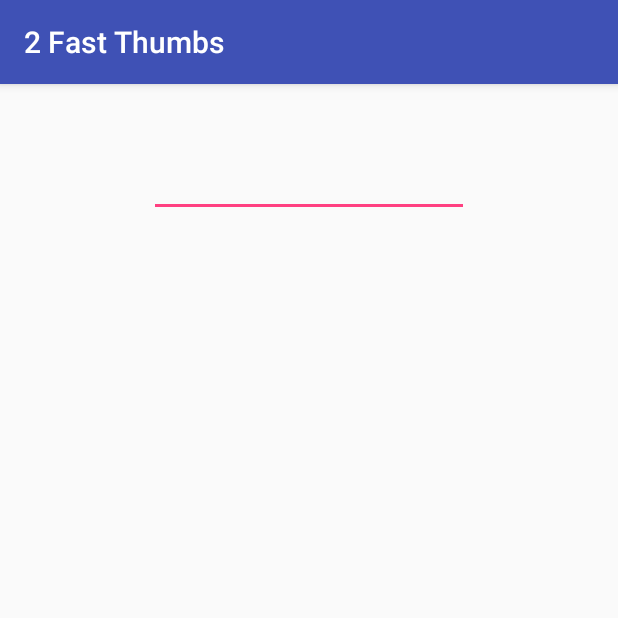
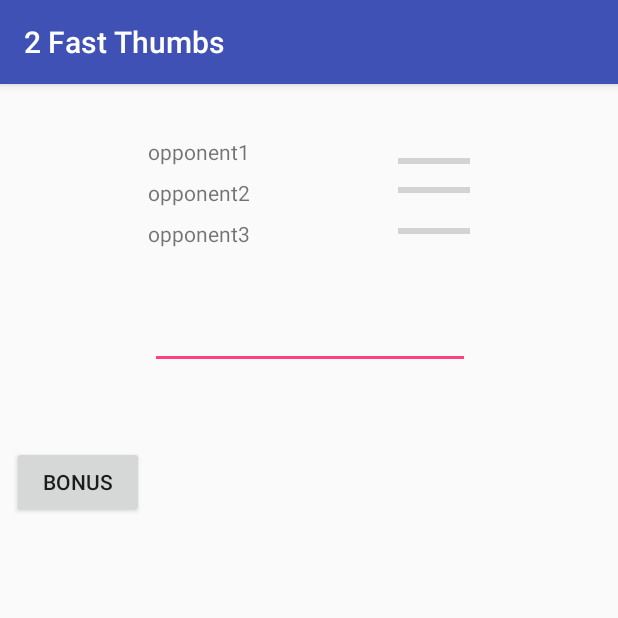
Before and after one commit to iCopyPasta/COMP512App, an Android app: the screen it shows after launch (TextFight), after a tap on "HOST GAME", on a phone screen of 412 x 824 dp, the top half of it. Run offline under Robolectric (Android 15) with nearby library versions, the phone set to English and light mode, and no system bars; 2 statements that could not run were skipped; 1 other tap on this screen came first.

Commit message:
add color update to the bonus round fragment based on the color for an assigned opponent

```diff
--- a/app/src/main/java/com/example/pabloandtyler/comp512app/BonusRoundFragment.java
+++ b/app/src/main/java/com/example/pabloandtyler/comp512app/BonusRoundFragment.java
@@ -52,6 +52,10 @@ public class BonusRoundFragment extends Fragment
 
     public BonusRoundFragment() {
         // Required empty public constructor
+    }
+
+    public static BonusRoundFragment newInstance() {
+        return new BonusRoundFragment();
     }
 
     @Override
@@ -112,8 +116,8 @@ public class BonusRoundFragment extends Fragment
 
         //set our listener for the bonus round keyboard
         //TODO: wire up UI with appropriate callbacks, properties, and other elements
-        type_word = getActivity().findViewById(R.id.type_word);
-        type_word.setOnKeyListener(this); //feedback will be handled within the app as an intermediate step
+        type_word = getActivity().findViewById(R.id.bonusRoundTypeSpace);
+        type_word.setOnKeyListener(BonusRoundFragment.this); //feedback will be handled within the app as an intermediate step
         type_word.setInputType(
                 InputType.TYPE_TEXT_VARIATION_VISIBLE_PASSWORD); //disable auto-correct
         type_word.requestFocus();
--- a/app/src/main/java/com/example/pabloandtyler/comp512app/TextFight.java
+++ b/app/src/main/java/com/example/pabloandtyler/comp512app/TextFight.java
@@ -7,6 +7,7 @@ import android.support.v4.app.FragmentTransaction;
 import android.support.v7.app.AppCompatActivity;
 import android.os.Bundle;
 import android.util.Log;
+import android.view.View;
 import android.widget.Toast;
 
 import com.example.pabloandtyler.comp512app.dummy.PeerDataItem;
@@ -46,6 +47,7 @@ public class TextFight extends AppCompatActivity
     private static String mode = null;
     private PeerListItemsFragment peerListItemsFragment = null;
     private TextMainArenaFragment textMainArenaFragment = null;
+    private BonusRoundFragment bonusRoundFragment = null;
     private FragmentManager fragmentManager = null;
     private HashMap<String, String> peersMap = null; //maps endpointId to friendly names
     private HashMap<String, String> peersColorMap = null; //maps endpointId to an assigned color
@@ -93,6 +95,9 @@ public class TextFight extends AppCompatActivity
         peersMap = new HashMap<>();
         peersColorMap = new HashMap<>();
         colors = getResources().getStringArray(R.array.opponentColors);
+
+        //Store a reference to our third fragment, the bonus round
+        bonusRoundFragment = BonusRoundFragment.newInstance();
     }
 
     @Override
@@ -262,6 +267,8 @@ public class TextFight extends AppCompatActivity
 
                     Nearby.getConnectionsClient(TextFight.this).
                             acceptConnection(endpointId, payloadCallback);
+
+                    insertColorForPeer(endpointId);
                     Log.d(TAG, "onConnectedInitiated, MODE = HOST");
                 }
 
@@ -323,7 +330,10 @@ public class TextFight extends AppCompatActivity
 
 
     public String getPeerColor(String endpointId){
-        return peersColorMap.get(endpointId);
+        String tmp = peersColorMap.get(endpointId);
+        if(tmp == null)
+            return "#000000";
+        return tmp;
     }
 
     public List<String> getPeerEndpointIds(){
@@ -343,7 +353,7 @@ public class TextFight extends AppCompatActivity
 
     }
 
-    //CALLBACKS FOR?
+    //CALLBACKS FOR JoinPeerAlert.java
 
     @Override
     public void onAlertPositiveClick(PeerDataItem item) {
@@ -358,7 +368,6 @@ public class TextFight extends AppCompatActivity
                 item.getFriendlyName()
         );
 
-        //TODO: replace fragment with TextMainArena
         fragmentManager.beginTransaction()
                 .replace(R.id.multi_fragments,
                         textMainArenaFragment)
@@ -396,6 +405,12 @@ public class TextFight extends AppCompatActivity
             int randomIndex = new Random().nextInt(colors.length);
 
             assignedColor = colors[randomIndex];
+            if(assignedColor == null){
+                Log.e(TAG, "assignedColor was null");
+            }
+            else{
+                Log.i(TAG, "insertColorForPeer: "+ assignedColor);
+            }
             completedRandomColorAssignment = true;
 
             for(String colorAssigned: peersColorMap.keySet()){
@@ -405,7 +420,15 @@ public class TextFight extends AppCompatActivity
             }
         }
 
-        peersColorMap.put(assignedColor, endpointId);
+        peersColorMap.put(endpointId, assignedColor);
     }
 
+    public void onBonus(View view) {
+        fragmentManager.beginTransaction()
+                .replace(R.id.multi_fragments,
+                        bonusRoundFragment)
+                .addToBackStack("TextFightArenaFragment")
+                .commit();
+
+    }
 }
--- a/app/src/main/res/layout/fragment_text_main_arena.xml
+++ b/app/src/main/res/layout/fragment_text_main_arena.xml
@@ -12,13 +12,78 @@
         android:layout_height="match_parent">
 
         <TextView
+            android:id="@+id/opponent1TextView2"
+            android:layout_width="wrap_content"
+            android:layout_height="wrap_content"
+            android:layout_marginTop="8dp"
+            android:text="@string/opponent1"
+            app:layout_constraintEnd_toStartOf="@+id/progressBarOpponent"
+            app:layout_constraintHorizontal_bias="0.5"
+            app:layout_constraintHorizontal_chainStyle="spread"
+            app:layout_constraintStart_toStartOf="parent"
+            app:layout_constraintTop_toBottomOf="@+id/token" />
+
+        <TextView
+            android:id="@+id/opponent2TextView2"
+            android:layout_width="wrap_content"
+            android:layout_height="wrap_content"
+            android:layout_marginTop="8dp"
+            android:text="@string/opponent2"
+            app:layout_constraintEnd_toStartOf="@+id/progressBarOpponent2"
+            app:layout_constraintHorizontal_bias="0.5"
+            app:layout_constraintStart_toStartOf="parent"
+            app:layout_constraintTop_toBottomOf="@+id/opponent1TextView2" />
+
+        <TextView
+            android:id="@+id/opponent3TextView2"
+            android:layout_width="wrap_content"
+            android:layout_height="wrap_content"
+            android:layout_marginTop="8dp"
+            android:text="@string/opponent3"
+            app:layout_constraintEnd_toStartOf="@+id/progressBarOpponent3"
+            app:layout_constraintHorizontal_bias="0.5"
+            app:layout_constraintStart_toStartOf="parent"
+            app:layout_constraintTop_toBottomOf="@+id/opponent2TextView2" />
+
+        <ProgressBar
+            android:id="@+id/progressBarOpponent"
+            style="?android:attr/progressBarStyleHorizontal"
+            android:layout_width="wrap_content"
+            android:layout_height="wrap_content"
+            android:layout_marginTop="8dp"
+            app:layout_constraintEnd_toEndOf="parent"
+            app:layout_constraintHorizontal_bias="0.5"
+            app:layout_constraintStart_toEndOf="@+id/opponent1TextView2"
+            app:layout_constraintTop_toTopOf="@+id/opponent1TextView2" />
+
+        <ProgressBar
+            android:id="@+id/progressBarOpponent2"
+            style="?android:attr/progressBarStyleHorizontal"
+            android:layout_width="wrap_content"
+            android:layout_height="wrap_content"
+            app:layout_constraintEnd_toEndOf="parent"
+            app:layout_constraintHorizontal_bias="0.5"
+            app:layout_constraintStart_toEndOf="@+id/opponent2TextView2"
+            app:layout_constraintTop_toTopOf="@+id/opponent2TextView2" />
+
+        <ProgressBar
+            android:id="@+id/progressBarOpponent3"
+            style="?android:attr/progressBarStyleHorizontal"
+            android:layout_width="wrap_content"
+            android:layout_height="wrap_content"
+            app:layout_constraintEnd_toEndOf="parent"
+            app:layout_constraintHorizontal_bias="0.5"
+            app:layout_constraintStart_toEndOf="@+id/opponent3TextView2"
+            app:layout_constraintTop_toTopOf="@+id/opponent3TextView2" />
+
+        <TextView
             android:id="@+id/token"
             android:layout_width="wrap_content"
             android:layout_height="wrap_content"
-            android:layout_marginEnd="8dp"
             android:layout_marginStart="8dp"
             android:layout_marginTop="8dp"
-            app:layout_constraintEnd_toStartOf="@+id/current_word"
+            app:layout_constraintEnd_toStartOf="@+id/friendly_name"
+            app:layout_constraintHorizontal_bias="0.5"
             app:layout_constraintStart_toStartOf="parent"
             app:layout_constraintTop_toTopOf="parent" />
 
@@ -27,10 +92,10 @@
             android:layout_width="wrap_content"
             android:layout_height="wrap_content"
             android:layout_marginEnd="8dp"
-            android:layout_marginStart="8dp"
             android:layout_marginTop="8dp"
             app:layout_constraintEnd_toEndOf="parent"
-            app:layout_constraintStart_toEndOf="@+id/current_word"
+            app:layout_constraintHorizontal_bias="0.5"
+            app:layout_constraintStart_toEndOf="@+id/token"
             app:layout_constraintTop_toTopOf="parent" />
 
         <TextView
@@ -39,11 +104,13 @@
             android:layout_height="wrap_content"
             android:layout_marginEnd="8dp"
             android:layout_marginStart="8dp"
-            android:layout_marginTop="16dp"
+            android:layout_marginTop="8dp"
             app:layout_constraintEnd_toEndOf="parent"
+            app:layout_constraintHorizontal_bias="0.501"
             app:layout_constraintStart_toStartOf="parent"
-            app:layout_constraintTop_toTopOf="parent">
-            <requestFocus/>
+            app:layout_constraintTop_toBottomOf="@+id/opponent3TextView2">
+
+            <requestFocus />
         </TextView>
 
 
@@ -60,6 +127,7 @@
             android:nextFocusForward="@id/type_word"
             android:singleLine="true"
             app:layout_constraintEnd_toEndOf="parent"
+            app:layout_constraintHorizontal_bias="0.503"
             app:layout_constraintStart_toStartOf="parent"
             app:layout_constraintTop_toBottomOf="@+id/current_word"
             tools:labelFor="@+id/current_word" />
@@ -72,8 +140,20 @@
             android:layout_marginStart="8dp"
             android:layout_marginTop="8dp"
             app:layout_constraintEnd_toEndOf="parent"
+            app:layout_constraintHorizontal_bias="0.501"
             app:layout_constraintStart_toStartOf="parent"
             app:layout_constraintTop_toBottomOf="@+id/type_word" />
+
+        <Button
+            android:id="@+id/button3"
+            android:layout_width="wrap_content"
+            android:layout_height="wrap_content"
+            android:layout_marginStart="8dp"
+            android:layout_marginTop="24dp"
+            android:text="Bonus"
+            android:onClick="onBonus"
+            app:layout_constraintStart_toStartOf="parent"
+            app:layout_constraintTop_toBottomOf="@+id/debug_message" />
 
     </android.support.constraint.ConstraintLayout>
 
```
